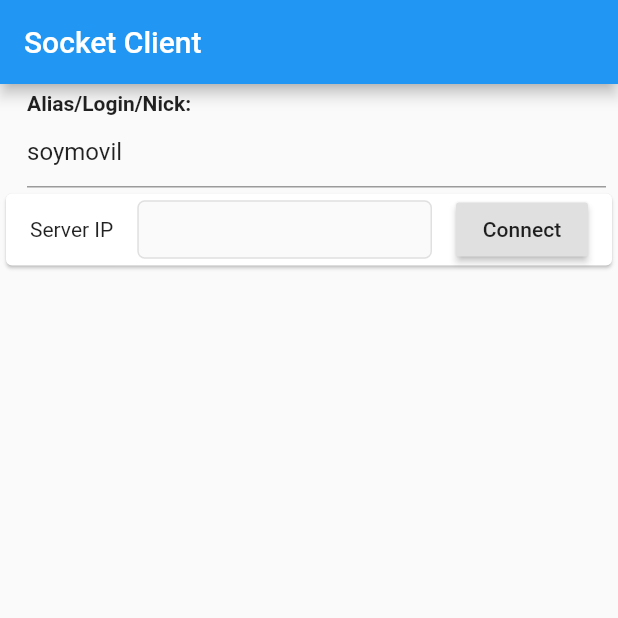
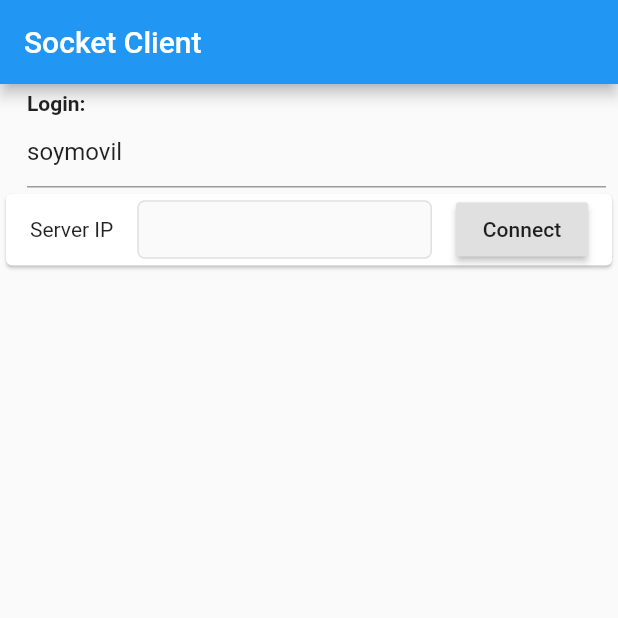
Before and after one commit to srlopez/sockectcli, a Flutter app: the screen it shows after launch, after a tap on "Connect", on a phone screen of 412 x 824 dp, the top half of it. Run offline on Flutter 3.47's test engine with Material 2 defaults, Android fonts, the phone set to English and light mode, and no system bars; our stand-ins replace shared_preferences; missing offline and left inert: get_ip.

Commit message:
nada nuevo

```diff
--- a/lib/main.dart
+++ b/lib/main.dart
@@ -89,8 +89,7 @@ class SocketClientState extends State<SocketClient> {
       child: Column(
         crossAxisAlignment: CrossAxisAlignment.start,
         children: [
-          Text('Alias/Login/Nick:',
-              style: TextStyle(fontWeight: FontWeight.bold)),
+          Text('Login:', style: TextStyle(fontWeight: FontWeight.bold)),
           TextField(
             controller: logincontroller,
           ),
@@ -174,11 +173,13 @@ class SocketClientState extends State<SocketClient> {
         title: TextField(
           controller: msgCon,
         ),
-        trailing: IconButton(
-          icon: Icon(Icons.send),
-          color: Colors.blue,
-          disabledColor: Colors.grey,
+        trailing: RawMaterialButton(
           onPressed: (socket != null) ? submitMessage : null,
+          //elevation: 1.0,
+          fillColor: Colors.green[200],
+          child: Icon(Icons.send, color: Colors.white),
+          padding: EdgeInsets.all(10.0),
+          shape: CircleBorder(),
         ),
       ),
     );
```
